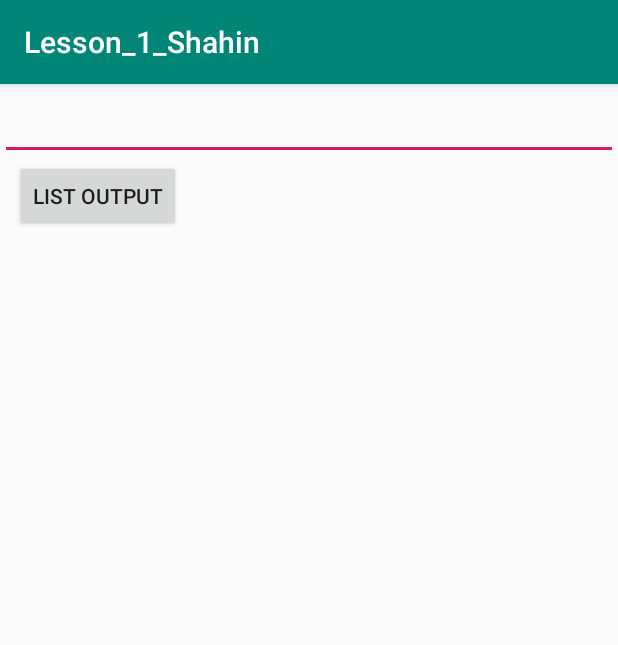
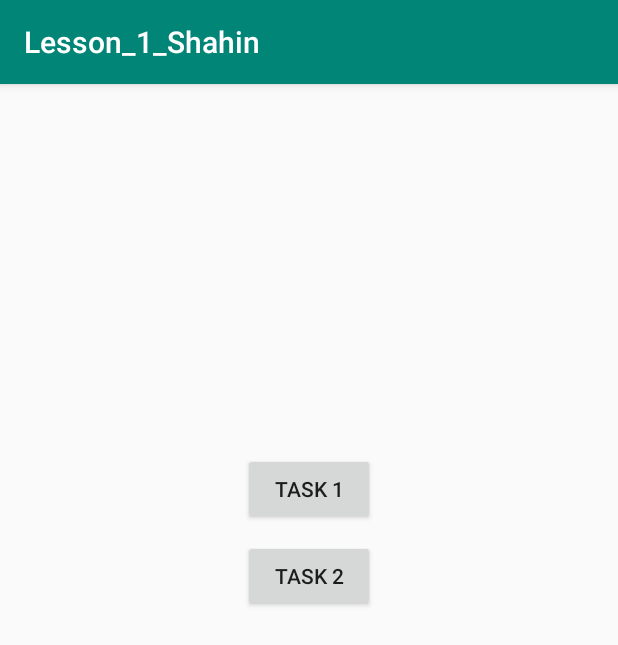
Before and after one commit to IgorShahin/Tooto, an Android app: the screen it shows after launch (MainActivity), on a phone screen of 412 x 824 dp. Shown: the top 645 px of the screen. Run offline under Robolectric (Android 15) with nearby library versions, the phone set to English and light mode, and no system bars.

Commit message:
Add first task

```diff
--- a/Lesson_1_Shahin/app/src/main/AndroidManifest.xml
+++ b/Lesson_1_Shahin/app/src/main/AndroidManifest.xml
@@ -9,6 +9,8 @@
         android:roundIcon="@mipmap/ic_launcher_round"
         android:supportsRtl="true"
         android:theme="@style/AppTheme">
+        <activity android:name=".Task2"></activity>
+        <activity android:name=".Task1" />
         <activity android:name=".MainActivity">
             <intent-filter>
                 <action android:name="android.intent.action.MAIN" />
--- a/Lesson_1_Shahin/app/src/main/java/ru/handh/lesson_1_shahin/MainActivity.java
+++ b/Lesson_1_Shahin/app/src/main/java/ru/handh/lesson_1_shahin/MainActivity.java
@@ -1,17 +1,11 @@
 package ru.handh.lesson_1_shahin;
 
+import android.content.Intent;
 import android.os.Bundle;
-import android.view.KeyEvent;
 import android.view.View;
 import android.widget.Button;
-import android.widget.EditText;
-import android.widget.TextView;
-import android.widget.Toast;
 
 import androidx.appcompat.app.AppCompatActivity;
-
-import java.util.HashMap;
-import java.util.Map;
 
 public class MainActivity extends AppCompatActivity {
 
@@ -20,51 +14,22 @@ public class MainActivity extends AppCompatActivity {
         super.onCreate(savedInstanceState);
         setContentView(R.layout.activity_main);
 
-        final HashMap<Long, Student> listStudents = new HashMap<>();
+        Button buttonTask1 = findViewById(R.id.buttonTask1);
+        Button buttonTask2 = findViewById(R.id.buttonTask2);
 
-        final EditText editText = findViewById(R.id.editText);
-
-        Button buttonOutput = findViewById(R.id.buttonOutput);
-        final TextView textViewList = findViewById(R.id.textViewList);
-
-        editText.setOnKeyListener(new View.OnKeyListener() {
+        buttonTask1.setOnClickListener(new View.OnClickListener() {
             @Override
-            public boolean onKey(View view, int i, KeyEvent keyEvent) {
-                if ((keyEvent.getAction() == KeyEvent.ACTION_DOWN) && (i == KeyEvent.KEYCODE_ENTER)) {
-                    String string = editText.getText().toString();
-                    String[] parts = string.split(" ");
-                    String regexFullName = "[a-zA-Z-а-яА-я]+";
-                    String regexGrade = "[0-9][a-zA-Z-а-яА-я]";
-                    String regexBirthdayYear = "[0-9]{4}";
-
-                    if(parts.length == 4 && parts[0].matches(regexFullName) && parts[1].matches(regexFullName)
-                            && parts[2].matches(regexGrade) && parts[3].matches(regexBirthdayYear)){
-                        long id = System.currentTimeMillis();
-                        listStudents.put(id, new Student(id, parts[0], parts[1], parts[2], Integer.parseInt(parts[3])));
-                        editText.setText(null);
-                    }else{
-                        Toast.makeText(MainActivity.this, "Enter correct data", Toast.LENGTH_SHORT).show();
-                    }
-                    return true;
-                }
-                return false;
+            public void onClick(View view) {
+                Intent intent = Task1.createIntent(MainActivity.this);
+                startActivity(intent);
             }
         });
 
-        buttonOutput.setOnClickListener(new View.OnClickListener() {
+        buttonTask2.setOnClickListener(new View.OnClickListener() {
             @Override
             public void onClick(View view) {
-                String list = "";
-                if(!listStudents.isEmpty()){
-                    for (Map.Entry<Long, Student> entry: listStudents.entrySet()) {
-                        System.out.println(entry.getValue().getId() + " " + entry.getValue().getSurname() + " " + entry.getValue().getName()
-                                + " " + entry.getValue().getGrade() + " " + entry.getValue().getBirthdayYear() + "\n");
-                        list += entry.getValue().getId() + " " + entry.getValue().getSurname() + " " + entry.getValue().getName()
-                                + " " + entry.getValue().getGrade() + " " + entry.getValue().getBirthdayYear() + "\n";
-                    }
-
-                    textViewList.setText(list);
-                }
+                Intent intent = Task2.createIntent(MainActivity.this);
+                startActivity(intent);
             }
         });
     }
--- a/Lesson_1_Shahin/app/src/main/res/layout/activity_main.xml
+++ b/Lesson_1_Shahin/app/src/main/res/layout/activity_main.xml
@@ -6,35 +6,25 @@
     android:layout_height="match_parent"
     tools:context=".MainActivity">
 
-    <EditText
-        android:id="@+id/editText"
-        android:layout_width="match_parent"
+    <Button
+        android:id="@+id/buttonTask1"
+        android:layout_width="wrap_content"
         android:layout_height="wrap_content"
-        android:layout_marginTop="5dp"
-        android:inputType="textPersonName"
-        android:imeOptions="actionSearch"
+        android:layout_marginTop="246dp"
+        android:text="@string/button_task1"
+        app:layout_constraintEnd_toEndOf="parent"
         app:layout_constraintStart_toStartOf="parent"
         app:layout_constraintTop_toTopOf="parent" />
 
     <Button
-        android:id="@+id/buttonOutput"
+        android:id="@+id/buttonTask2"
         android:layout_width="wrap_content"
         android:layout_height="wrap_content"
-        android:layout_marginStart="10dp"
-        android:text="@string/button_output"
+        android:layout_marginTop="10dp"
+        android:text="@string/button_task2"
+        app:layout_constraintEnd_toEndOf="parent"
         app:layout_constraintStart_toStartOf="parent"
-        app:layout_constraintTop_toBottomOf="@+id/editText" />
-
-    <TextView
-        android:id="@+id/textViewList"
-        style="@style/TextViewList"
-        android:layout_width="wrap_content"
-        android:layout_height="wrap_content"
-        android:layout_marginStart="20dp"
-        android:layout_marginTop="15dp"
-        android:text=""
-        app:layout_constraintStart_toStartOf="parent"
-        app:layout_constraintTop_toBottomOf="@+id/buttonOutput" />
+        app:layout_constraintTop_toBottomOf="@+id/buttonTask1" />
 
 
 </androidx.constraintlayout.widget.ConstraintLayout>
--- a/Lesson_1_Shahin/app/src/main/res/values/strings.xml
+++ b/Lesson_1_Shahin/app/src/main/res/values/strings.xml
@@ -2,4 +2,7 @@
     <string name="app_name">Lesson_1_Shahin</string>
     <string name="button_add">Add</string>
     <string name="button_output">List output</string>
+    <string name="button_task1">Task 1</string>
+    <string name="button_task2">Task 2</string>
+    <string name="warning_input">Enter correct data</string>
 </resources>
```
Also changed, not shown: Lesson_1_Shahin/app/src/main/java/ru/handh/lesson_1_shahin/Task1.java (added, +58 -0 lines), Lesson_1_Shahin/app/src/main/java/ru/handh/lesson_1_shahin/Task2.java (added, +79 -0 lines), Lesson_1_Shahin/app/src/main/res/layout/activity_task1.xml (added, +46 -0 lines), Lesson_1_Shahin/app/src/main/res/layout/activity_task2.xml (added, +40 -0 lines).
